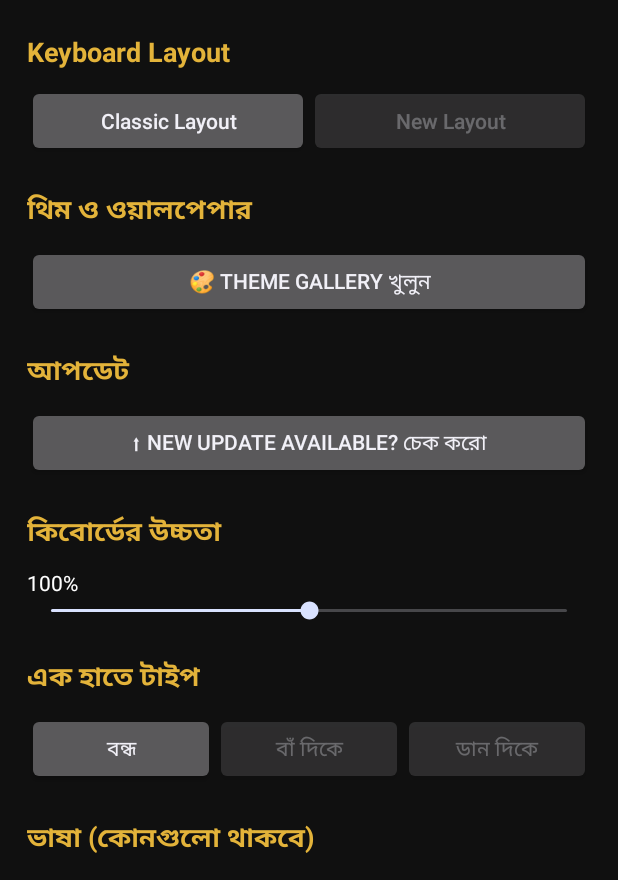
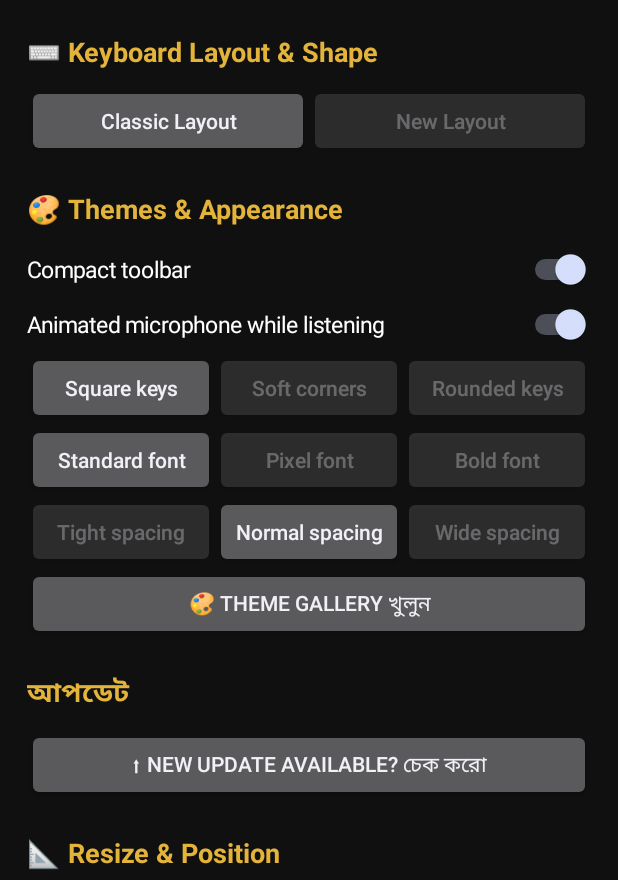
Before and after one commit to mssonamik34-arch/GENKEY, an Android app: the screen it shows after launch (MainActivity), on a phone screen of 412 x 824 dp, the part 356-1236 px from its top. Run offline under Robolectric (Android 15) with nearby library versions, the phone set to English and light mode, and no system bars.

Commit message:
Organize settings and add keyboard customization controls

```diff
--- a/app/src/main/java/com/genkey/keyboard/MainActivity.kt
+++ b/app/src/main/java/com/genkey/keyboard/MainActivity.kt
@@ -246,10 +246,15 @@ class MainActivity : Activity() {
         }
         box.addView(b2)
 
-        title("Keyboard Layout")
+        title("⌨️ Keyboard Layout & Shape")
         choice(listOf("Classic Layout", "New Layout"), "layout_mode", 0)
 
-        title("থিম ও ওয়ালপেপার")
+        title("🎨 Themes & Appearance")
+        switchRow("Compact toolbar", "compact_toolbar", true)
+        switchRow("Animated microphone while listening", "mic_animation", true)
+        choice(listOf("Square keys", "Soft corners", "Rounded keys"), "key_shape", 0)
+        choice(listOf("Standard font", "Pixel font", "Bold font"), "key_font", 0)
+        choice(listOf("Tight spacing", "Normal spacing", "Wide spacing"), "key_spacing", 1)
         val themesButton = Button(this)
         themesButton.text = "🎨 Theme Gallery খুলুন"
         themesButton.setOnClickListener { startActivity(Intent(this, ThemeGalleryActivity::class.java)) }
@@ -261,7 +266,7 @@ class MainActivity : Activity() {
         updateButton.setOnClickListener { UpdateChecker.check(this, true) }
         box.addView(updateButton)
 
-        title("কিবোর্ডের উচ্চতা")
+        title("📐 Resize & Position")
 
         val lab = TextView(this)
         lab.setTextColor(Color.WHITE)
@@ -290,18 +295,18 @@ class MainActivity : Activity() {
         )
         box.addView(sb)
 
-        title("এক হাতে টাইপ")
+        title("🖐 One-handed mode")
         choice(
             listOf("বন্ধ", "বাঁ দিকে", "ডান দিকে"),
             "onehand",
             0
         )
-        title("ভাষা (কোনগুলো থাকবে)")
+        title("🌐 Languages")
         switchRow("English", "lang_en", true)
         switchRow("বাংলা", "lang_bn", true)
         switchRow("Avro (Banglish)", "lang_avro", true)
 
-        title("টাইপিং")
+        title("✍️ Typing & Suggestions")
 
         title("Typing Speed")
         val speedHint = TextView(this)
@@ -320,12 +325,12 @@ class MainActivity : Activity() {
         switchRow("উপরে নম্বর রো", "numrow", false)
         switchRow("কী চাপলে অক্ষর ভেসে ওঠা", "popup", true)
 
-        title("সাউন্ড ও ভাইব্রেশন")
+        title("🔊 Sound & Haptics")
         switchRow("কী সাউন্ড", "sound", true)
 
         switchRow("ভাইব্রেশন", "vib", true)
 
-        title("শর্টকাট (প্রতি লাইনে শর্ট=পুরো লেখা)")
+        title("⚡ Text Shortcuts (shortcut=full text)")
         scEdit = EditText(this)
         scEdit.setTextColor(Color.WHITE)
         scEdit.setHintTextColor(0xFF777777.toInt())
@@ -337,7 +342,7 @@ class MainActivity : Activity() {
             InputType.TYPE_TEXT_FLAG_MULTI_LINE
         box.addView(scEdit)
 
-        title("অন্যান্য")
+        title("🧰 Tools")
 
         val clear = Button(this)
         clear.text = "শেখা শব্দ মুছে ফেলো"
```
